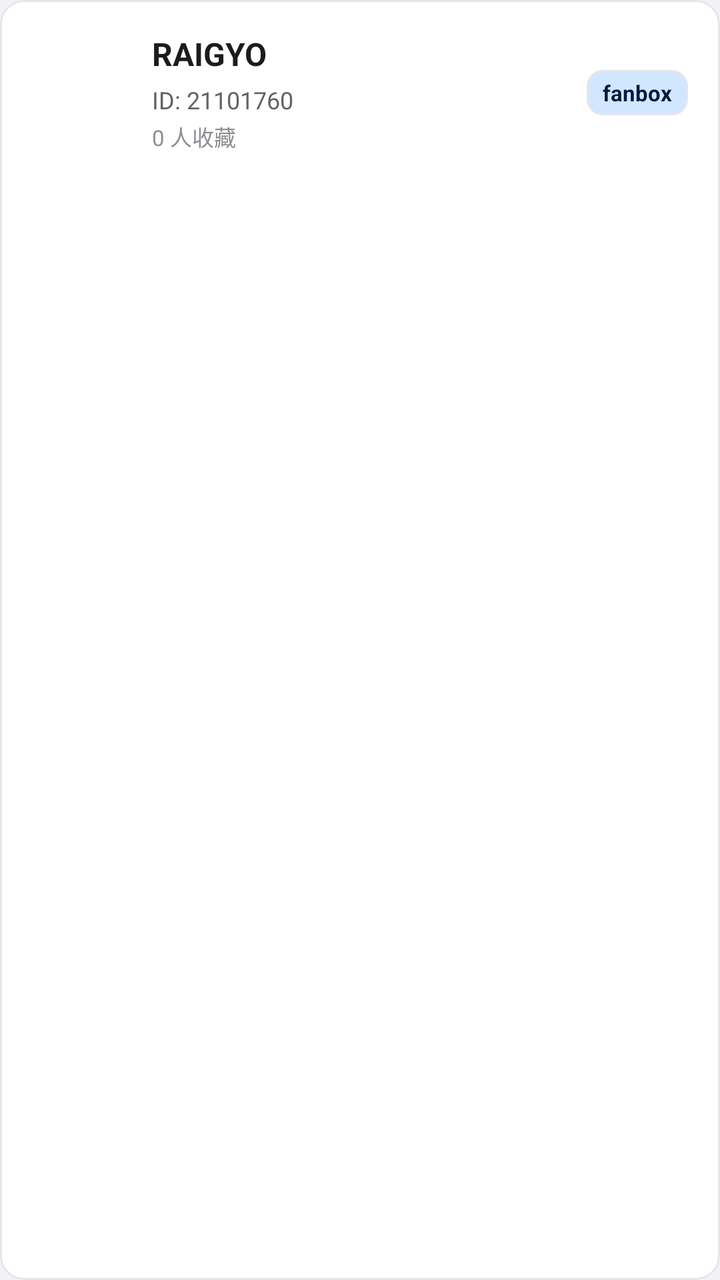
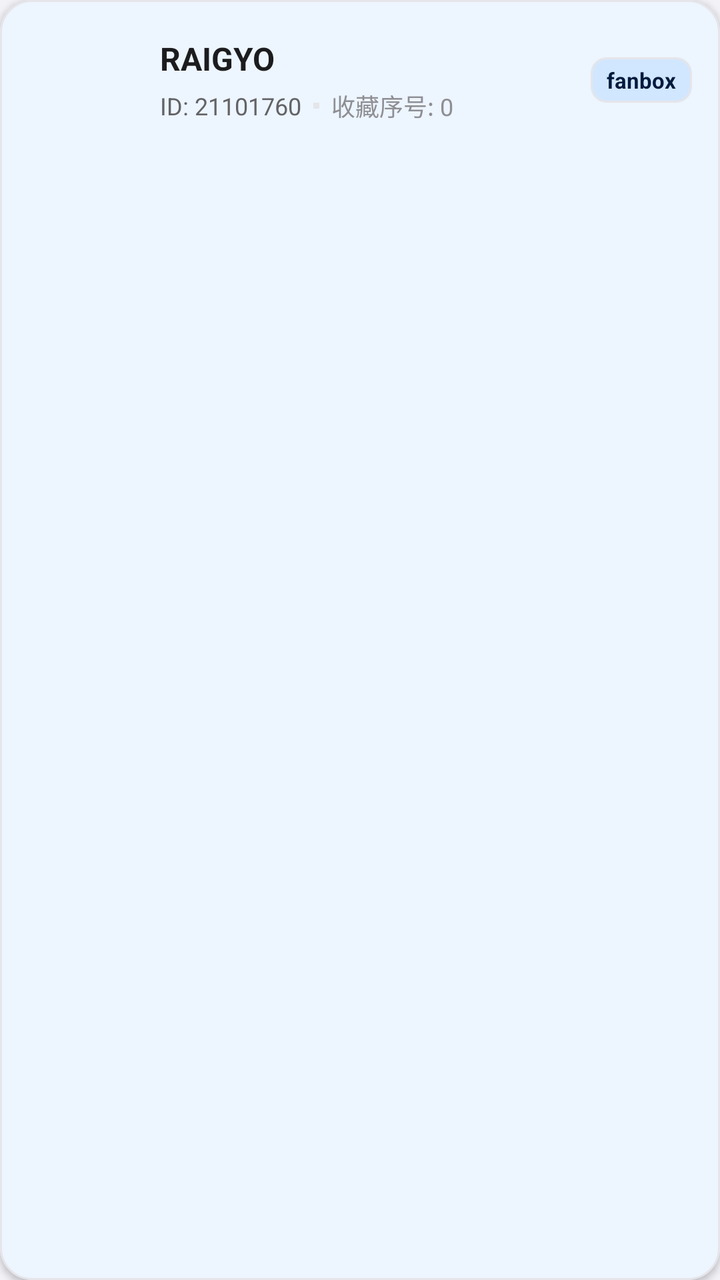

An Android layout rendered at two revisions. The XML below is the earlier revision; the diff shows what the commit changed to produce the second picture.
<!-- AndroidManifest.xml: application theme Theme.Pawchive -->
<!-- res/layout/item_creator.xml -->
<?xml version="1.0" encoding="utf-8"?>
<com.google.android.material.card.MaterialCardView xmlns:android="http://schemas.android.com/apk/res/android"
    xmlns:app="http://schemas.android.com/apk/res-auto"
    android:layout_width="match_parent"
    android:layout_height="wrap_content"
    android:layout_marginHorizontal="12dp"
    android:layout_marginVertical="6dp"
    app:cardCornerRadius="12dp"
    app:cardElevation="0dp"
    app:cardBackgroundColor="?attr/colorSurface"
    app:strokeWidth="1dp"
    app:strokeColor="?attr/colorOutline">

    <androidx.constraintlayout.widget.ConstraintLayout
        android:layout_width="match_parent"
        android:layout_height="wrap_content"
        android:padding="16dp">

        <ImageView
            android:id="@+id/iv_avatar"
            android:layout_width="48dp"
            android:layout_height="48dp"
            android:scaleType="centerCrop"
            app:layout_constraintStart_toStartOf="parent"
            app:layout_constraintTop_toTopOf="parent"
            app:layout_constraintBottom_toBottomOf="parent" />

        <TextView
            android:id="@+id/tv_creator_name"
            android:layout_width="0dp"
            android:layout_height="wrap_content"
            android:textColor="?attr/colorOnSurface"
            android:textSize="16sp"
            android:textStyle="bold"
            app:layout_constraintEnd_toStartOf="@+id/card_service_badge"
            app:layout_constraintStart_toEndOf="@+id/iv_avatar"
            app:layout_constraintTop_toTopOf="parent"
            android:layout_marginStart="12dp"
            android:layout_marginEnd="8dp"
            android:text="RAIGYO" />

        <TextView
            android:id="@+id/tv_creator_id"
            android:layout_width="0dp"
            android:layout_height="wrap_content"
            android:layout_marginTop="4dp"
            android:textColor="?attr/colorOnSurfaceVariant"
            android:textSize="12sp"
            app:layout_constraintEnd_toStartOf="@+id/card_service_badge"
            app:layout_constraintStart_toEndOf="@+id/iv_avatar"
            app:layout_constraintTop_toBottomOf="@+id/tv_creator_name"
            android:layout_marginStart="12dp"
            android:layout_marginEnd="8dp"
            android:text="ID: 21101760" />

        <TextView
            android:id="@+id/tv_fav_count"
            android:layout_width="0dp"
            android:layout_height="wrap_content"
            android:layout_marginTop="2dp"
            android:textColor="?attr/colorTextMuted"
            android:textSize="11sp"
            app:layout_constraintEnd_toStartOf="@+id/card_service_badge"
            app:layout_constraintStart_toEndOf="@+id/iv_avatar"
            app:layout_constraintTop_toBottomOf="@+id/tv_creator_id"
            android:layout_marginStart="12dp"
            android:layout_marginEnd="8dp"
            android:text="0 人收藏" />

        <com.google.android.material.card.MaterialCardView
            android:id="@+id/card_service_badge"
            android:layout_width="wrap_content"
            android:layout_height="wrap_content"
            app:cardCornerRadius="8dp"
            app:cardElevation="0dp"
            app:cardBackgroundColor="?attr/colorPrimaryContainer"
            app:layout_constraintBottom_toBottomOf="parent"
            app:layout_constraintEnd_toEndOf="parent"
            app:layout_constraintTop_toTopOf="parent">

            <TextView
                android:id="@+id/tv_service"
                android:layout_width="wrap_content"
                android:layout_height="wrap_content"
                android:paddingHorizontal="8dp"
                android:paddingVertical="4dp"
                android:textColor="?attr/colorOnPrimaryContainer"
                android:textSize="11sp"
                android:textStyle="bold"
                android:text="fanbox" />
        </com.google.android.material.card.MaterialCardView>

    </androidx.constraintlayout.widget.ConstraintLayout>

</com.google.android.material.card.MaterialCardView>
<!-- resources referenced by this layout -->
<resources>
  <style name="Theme.Pawchive" parent="Theme.Material3.DayNight.NoActionBar">
          <item name="colorPrimary">#007AFF</item>
          <item name="colorOnPrimary">@color/white</item>
          <item name="colorPrimaryContainer">#D1E7FF</item>
          <item name="colorOnPrimaryContainer">#001A3D</item>
          <item name="colorSecondary">#34C759</item>
          <item name="colorOnSecondary">@color/white</item>
          <item name="colorSecondaryContainer">#D1F5D9</item>
          <item name="colorOnSecondaryContainer">#00220A</item>
          <item name="colorTertiary">#FF9500</item>
          <item name="colorOnTertiary">@color/white</item>
          <item name="colorTertiaryContainer">#FFE0B3</item>
          <item name="colorOnTertiaryContainer">#331A00</item>
  
          <item name="colorSurface">@color/card_light</item>
          <item name="colorOnSurface">@color/text_primary_light</item>
          <item name="colorSurfaceVariant">@color/bg_light</item>
          <item name="colorOnSurfaceVariant">@color/text_secondary_light</item>
          <item name="colorOutline">@color/divider_light</item>
          <item name="colorOutlineVariant">@color/divider_light</item>
  
          <item name="android:windowBackground">@color/bg_light</item>
          <item name="android:statusBarColor">@android:color/transparent</item>
          <item name="android:navigationBarColor">@android:color/transparent</item>
  
          
          <item name="colorCardBackground">@color/card_light</item>
          <item name="colorDivider">@color/divider_light</item>
          <item name="colorTextPrimary">@color/text_primary_light</item>
          <item name="colorTextSecondary">@color/text_secondary_light</item>
          <item name="colorTextMuted">@color/text_muted_light</item>
          <item name="colorBadgeBackground">@color/primary</item>
      </style>
  <color name="white">#FFFFFFFF</color>
  <color name="card_light">#FFFFFF</color>
  <color name="text_primary_light">#1C1C1E</color>
  <color name="bg_light">#F2F2F7</color>
  <color name="text_secondary_light">#636366</color>
  <color name="divider_light">#E5E5EA</color>
  <color name="text_muted_light">#8E8E93</color>
  <color name="primary">#8A2BE2</color>
</resources>

<!-- the commit's change to res/layout/item_creator.xml (unified diff, before → after) -->
@@ -5,8 +5,8 @@
     android:layout_height="wrap_content"
     android:layout_marginHorizontal="12dp"
     android:layout_marginVertical="6dp"
-    app:cardCornerRadius="12dp"
-    app:cardElevation="0dp"
+    app:cardCornerRadius="16dp"
+    app:cardElevation="2dp"
     app:cardBackgroundColor="?attr/colorSurface"
     app:strokeWidth="1dp"
     app:strokeColor="?attr/colorOutline">
@@ -14,58 +14,72 @@
     <androidx.constraintlayout.widget.ConstraintLayout
         android:layout_width="match_parent"
         android:layout_height="wrap_content"
-        android:padding="16dp">
+        android:padding="14dp">
 
-        <ImageView
+        <com.google.android.material.imageview.ShapeableImageView
             android:id="@+id/iv_avatar"
-            android:layout_width="48dp"
-            android:layout_height="48dp"
+            android:layout_width="52dp"
+            android:layout_height="52dp"
             android:scaleType="centerCrop"
+            app:shapeAppearanceOverlay="@style/ShapeAppearance.Pawchive.Thumbnail"
             app:layout_constraintStart_toStartOf="parent"
             app:layout_constraintTop_toTopOf="parent"
             app:layout_constraintBottom_toBottomOf="parent" />
 
-        <TextView
-            android:id="@+id/tv_creator_name"
+        <LinearLayout
+            android:id="@+id/info_container"
             android:layout_width="0dp"
             android:layout_height="wrap_content"
-            android:textColor="?attr/colorOnSurface"
-            android:textSize="16sp"
-            android:textStyle="bold"
+            android:layout_marginStart="14dp"
+            android:layout_marginEnd="12dp"
+            android:orientation="vertical"
+            app:layout_constraintStart_toEndOf="@+id/iv_avatar"
             app:layout_constraintEnd_toStartOf="@+id/card_service_badge"
-            app:layout_constraintStart_toEndOf="@+id/iv_avatar"
             app:layout_constraintTop_toTopOf="parent"
-            android:layout_marginStart="12dp"
-            android:layout_marginEnd="8dp"
-            android:text="RAIGYO" />
+            app:layout_constraintBottom_toBottomOf="parent">
 
-        <TextView
-            android:id="@+id/tv_creator_id"
-            android:layout_width="0dp"
-            android:layout_height="wrap_content"
-            android:layout_marginTop="4dp"
-            android:textColor="?attr/colorOnSurfaceVariant"
-            android:textSize="12sp"
-            app:layout_constraintEnd_toStartOf="@+id/card_service_badge"
-            app:layout_constraintStart_toEndOf="@+id/iv_avatar"
-            app:layout_constraintTop_toBottomOf="@+id/tv_creator_name"
-            android:layout_marginStart="12dp"
-            android:layout_marginEnd="8dp"
-            android:text="ID: 21101760" />
+            <TextView
+                android:id="@+id/tv_creator_name"
+                android:layout_width="wrap_content"
+                android:layout_height="wrap_content"
+                android:textColor="?attr/colorOnSurface"
+                android:textSize="16sp"
+                android:textStyle="bold"
+                android:ellipsize="end"
+                android:maxLines="1"
+                android:text="RAIGYO" />
 
-        <TextView
-            android:id="@+id/tv_fav_count"
-            android:layout_width="0dp"
-            android:layout_height="wrap_content"
-            android:layout_marginTop="2dp"
-            android:textColor="?attr/colorTextMuted"
-            android:textSize="11sp"
-            app:layout_constraintEnd_toStartOf="@+id/card_service_badge"
-            app:layout_constraintStart_toEndOf="@+id/iv_avatar"
-            app:layout_constraintTop_toBottomOf="@+id/tv_creator_id"
-            android:layout_marginStart="12dp"
-            android:layout_marginEnd="8dp"
-            android:text="0 人收藏" />
+            <LinearLayout
+                android:layout_width="wrap_content"
+                android:layout_height="wrap_content"
+                android:layout_marginTop="4dp"
+                android:orientation="horizontal"
+                android:gravity="center_vertical">
+
+                <TextView
+                    android:id="@+id/tv_creator_id"
+                    android:layout_width="wrap_content"
+                    android:layout_height="wrap_content"
+                    android:textColor="?attr/colorOnSurfaceVariant"
+                    android:textSize="12sp"
+                    android:text="ID: 21101760" />
+
+                <View
+                    android:layout_width="3dp"
+                    android:layout_height="3dp"
+                    android:layout_marginHorizontal="6dp"
+                    android:background="?attr/colorOutline" />
+
+                <TextView
+                    android:id="@+id/tv_fav_count"
+                    android:layout_width="wrap_content"
+                    android:layout_height="wrap_content"
+                    android:textColor="?attr/colorTextMuted"
+                    android:textSize="12sp"
+                    android:text="收藏序号: 0" />
+            </LinearLayout>
+
+        </LinearLayout>
 
         <com.google.android.material.card.MaterialCardView
             android:id="@+id/card_service_badge"
<!-- resource entries referenced after the edit -->
@@ -1,5 +1,9 @@
 <!-- resources referenced by this layout -->
 <resources>
+  <style name="ShapeAppearance.Pawchive.Thumbnail" parent="">
+          <item name="cornerFamily">rounded</item>
+          <item name="cornerSize">10dp</item>
+      </style>
   <style name="Theme.Pawchive" parent="Theme.Material3.DayNight.NoActionBar">
           <item name="colorPrimary">#007AFF</item>
           <item name="colorOnPrimary">@color/white</item>
